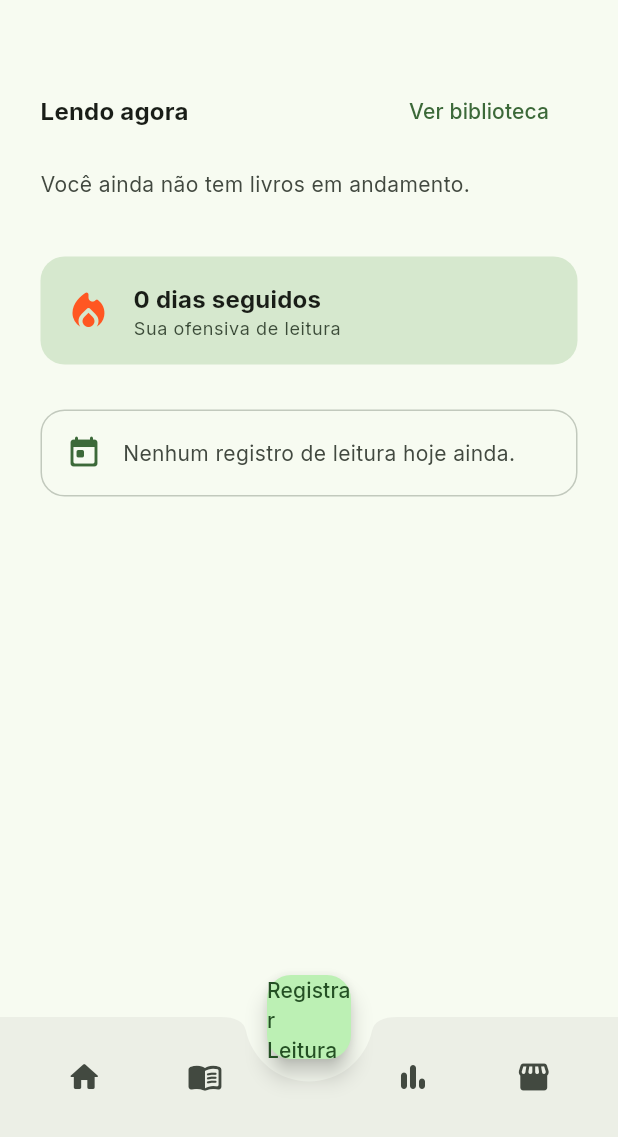
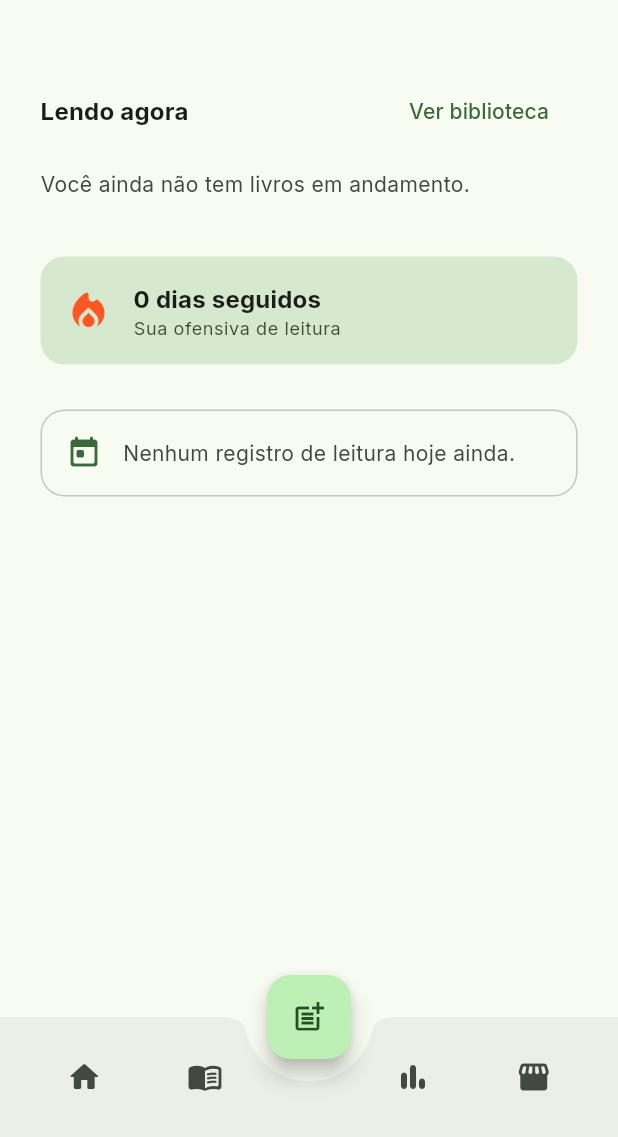
Before and after one commit to AyronMT/ReadQuest, a Flutter app: the DashboardScreen screen opened directly, item 2 of the bottom bar chosen, on a phone screen of 412 x 824 dp, the part 99-1236 px from its top. Run offline on Flutter 3.47's test engine with Material 3 defaults, Android fonts, the phone set to English and light mode, and no system bars; our stand-ins replace fl_chart, google_fonts, google_sign_in, image_picker, sqflite; accounts and stored records are empty.

Commit message:
Tudo certo até então + corrigido botão de registrar leitura e corrigido visualização de feedbacks

```diff
--- a/lib/screens/book_detail_screen.dart
+++ b/lib/screens/book_detail_screen.dart
@@ -497,7 +497,7 @@ class _SessionHistoryTile extends StatelessWidget {
           if (session.feedback == null) ...[
             const SizedBox(height: 6),
             Text(
-              '"Nenhum feedback."',
+              'Nenhum feedback.',
               style: theme.textTheme.bodySmall?.copyWith(
                 fontStyle: FontStyle.italic,
               ),
--- a/lib/screens/dashboard_screen.dart
+++ b/lib/screens/dashboard_screen.dart
@@ -35,11 +35,9 @@ class _DashboardScreenState extends State<DashboardScreen> {
       ReadingSessionRepository.instance;
 
   void _openBookDetail(Book book) {
-    // O Navigator.push empilha uma nova tela por cima da atual
     Navigator.push(
       context,
       MaterialPageRoute(
-        // Aqui você diz para qual tela ir, passando as informações do livro clicado
         builder: (context) => BookDetailScreen(book: book),
       ),
     );
@@ -199,7 +197,7 @@ class _DashboardScreenState extends State<DashboardScreen> {
                 stepId: 'nav_add',
                 child: FloatingActionButton(
                   onPressed: _openAddReadingFlow,
-                  child: const Text("Registrar Leitura"),
+                  child: const Icon(IconData(0xe4df, fontFamily: 'MaterialIcons')),
                 ),
               ),
               floatingActionButtonLocation:
```
